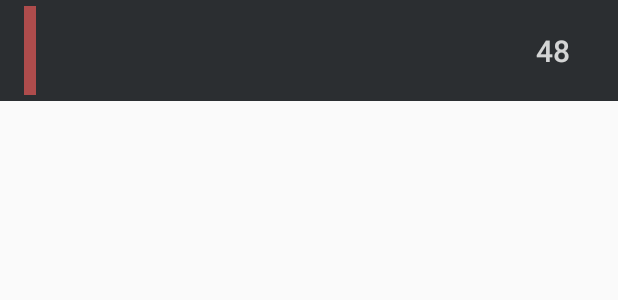
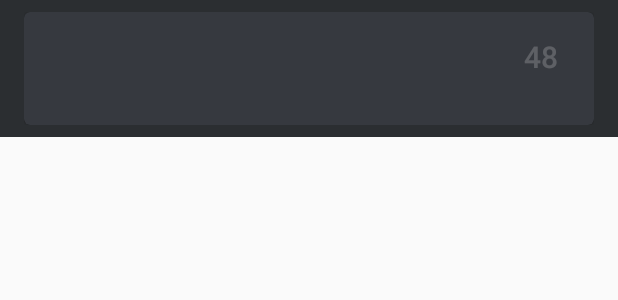
Before and after one commit to VincentChoAEQ/transformers, an Android app: the layout item_transformer.xml on its own in the app's theme, with its tools: preview values and no code run, on a phone screen of 412 x 824 dp. Shown: the top 300 px of the screen. Run offline under Robolectric (Android 15) with nearby library versions, the phone set to English and light mode, and no system bars; network calls fail.

Commit message:
Adding stats to main cards

```diff
--- a/app/src/main/java/com/awestruck/transformers/ui/details/DetailsActivity.kt
+++ b/app/src/main/java/com/awestruck/transformers/ui/details/DetailsActivity.kt
@@ -56,7 +56,7 @@ class DetailsActivity : AppCompatActivity(), PopupMenu.OnMenuItemClickListener {
         super.onCreate(savedInstanceState)
         setContentView(R.layout.details_activity)
 
-        val transformer = intent.getSerializableExtra(EXTRA_TRANSFORMER) as Transformer
+        val transformer = intent.getSerializableExtra(EXTRA_TRANSFORMER) as? Transformer
 
         viewModel = ViewModelProviders.of(this, DetailsViewModelFactory(transformer)).get(DetailsViewModel::class.java)
         viewModel.state.observe(this, Observer {
@@ -92,6 +92,7 @@ class DetailsActivity : AppCompatActivity(), PopupMenu.OnMenuItemClickListener {
 
             view.seek.setOnSeekBarChangeListener(object : SeekBar.OnSeekBarChangeListener {
                 override fun onProgressChanged(p0: SeekBar?, value: Int, p2: Boolean) {
+                    val value = Math.max(Transformer.SKILLS_MIN, value)
                     viewModel.transformer.stats[index] = value
                     view.setValue(value)
                 }
--- a/app/src/main/res/layout/item_transformer.xml
+++ b/app/src/main/res/layout/item_transformer.xml
@@ -1,49 +1,46 @@
 <?xml version="1.0" encoding="utf-8"?>
-<LinearLayout xmlns:android="http://schemas.android.com/apk/res/android"
+
+
+<FrameLayout xmlns:android="http://schemas.android.com/apk/res/android"
+    xmlns:app="http://schemas.android.com/apk/res-auto"
     xmlns:tools="http://schemas.android.com/tools"
     android:layout_width="match_parent"
     android:layout_height="wrap_content"
     android:background="?android:attr/selectableItemBackground"
     android:orientation="horizontal"
     android:paddingLeft="16dp"
-    android:paddingTop="4dp"
     android:paddingRight="16dp"
-    android:paddingBottom="4dp"
+    android:paddingTop="8dp"
+    android:paddingBottom="8dp"
     tools:background="@color/background">
 
-    <View
-        android:layout_width="8dp"
-        android:layout_height="match_parent"
-        android:background="@color/autobot_light" />
 
-
-    <androidx.appcompat.widget.AppCompatImageView
-        android:id="@+id/icon"
-        android:layout_width="@dimen/icon_small"
-        android:layout_height="@dimen/icon_small"
-        android:layout_gravity="center_vertical"
-        android:scaleType="centerInside"
-        android:visibility="gone"
-        tools:background="@tools:sample/avatars" />
-
+    <com.google.android.material.card.MaterialCardView
+        android:id="@+id/card"
+        android:layout_width="match_parent"
+        android:layout_height="wrap_content"
+        android:padding="8dp"
+        app:cardBackgroundColor="@color/colorPrimary"
+        app:cardCornerRadius="4dp">
 
         <LinearLayout
             android:layout_width="match_parent"
             android:layout_height="wrap_content"
-        android:orientation="vertical">
+            android:layout_margin="8dp"
+            android:orientation="vertical"
+            android:paddingBottom="16dp">
 
-        <LinearLayout
+            <FrameLayout
                 android:layout_width="match_parent"
                 android:layout_height="wrap_content"
-            android:orientation="horizontal"
-            android:padding="16dp">
+                android:padding="8dp">
 
                 <TextView
                     android:id="@+id/name"
                     style="@style/TextAppearance.AppCompat.Title.Inverse"
-                android:layout_width="0dp"
+                    android:layout_width="match_parent"
                     android:layout_height="wrap_content"
-                android:layout_weight="1"
+                    android:gravity="center"
                     android:textColor="@color/white_80"
                     tools:text="@tools:sample/first_names" />
 
@@ -52,17 +49,23 @@
                     style="@style/TextAppearance.AppCompat.Title.Inverse"
                     android:layout_width="wrap_content"
                     android:layout_height="wrap_content"
-                android:textColor="@color/white_80"
+                    android:layout_gravity="end"
+                    android:layout_marginRight="8dp"
+                    android:textColor="@color/white_20"
                     tools:text="48" />
+
+            </FrameLayout>
+
+            <androidx.recyclerview.widget.RecyclerView
+                android:id="@+id/stats_container"
+                android:layout_width="wrap_content"
+                android:layout_height="wrap_content"
+                android:layout_gravity="center"
+                tools:itemCount="1"
+                tools:listitem="@layout/item_stats" />
 
         </LinearLayout>
 
-        <LinearLayout
-            android:id="@+id/stats_container"
-            android:layout_width="match_parent"
-            android:layout_height="wrap_content"
-            android:orientation="vertical" />
+    </com.google.android.material.card.MaterialCardView>
 
-    </LinearLayout>
-
-</LinearLayout>
+</FrameLayout>
```
Also changed, not shown: app/src/main/java/com/awestruck/transformers/ui/StatView.kt (+5 -3 lines), app/src/main/java/com/awestruck/transformers/ui/list/ListAdapter.kt (+9 -12 lines), app/src/main/java/com/awestruck/transformers/ui/list/StatsAdapter.kt (added, +46 -0 lines), app/src/main/res/layout/item_stats.xml (added, +30 -0 lines), app/src/main/res/values/strings.xml (+12 -0 lines). Lines whose indentation alone changed are shown as unchanged.
